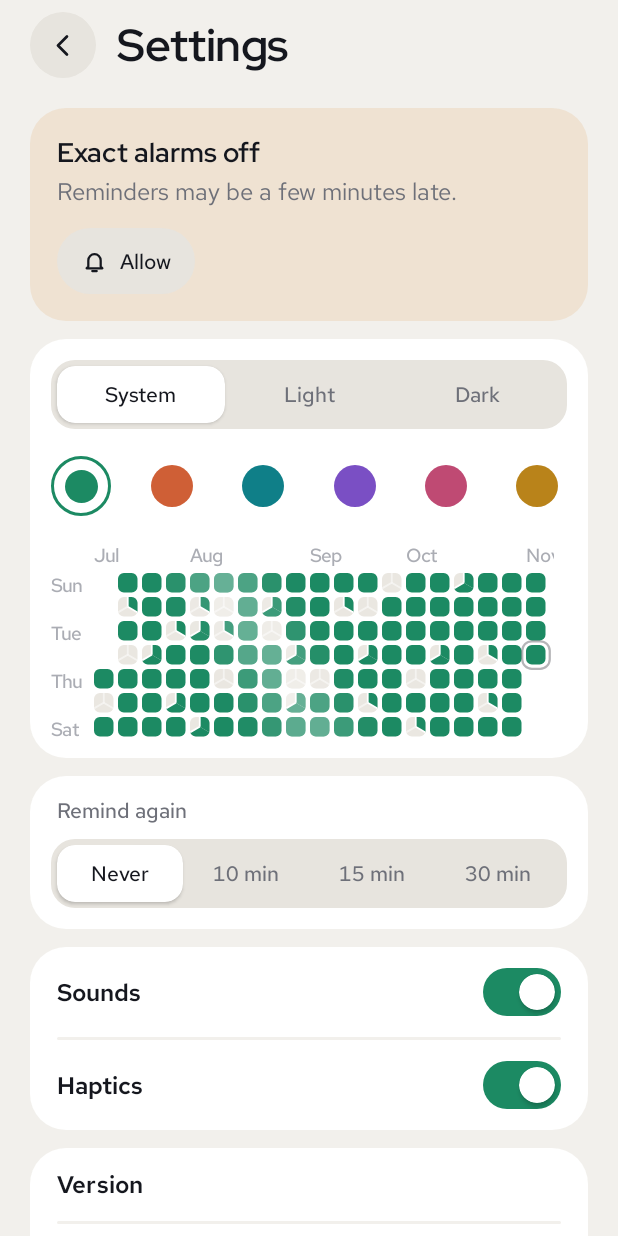
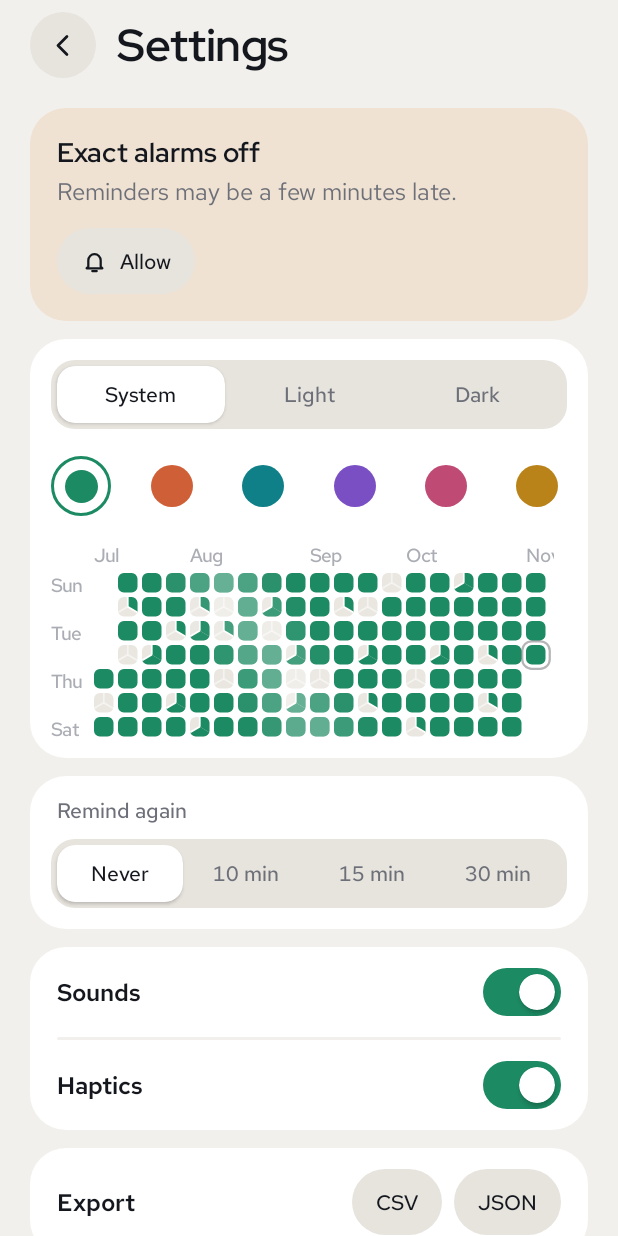
Before and after one commit to Sammeeeeeeee/p1ll, an Android app built with Jetpack Compose: the screen it shows after launch (MainActivity), after a tap on "Settings", on a phone screen of 412 x 824 dp. Run offline under Robolectric (Android 15) with nearby library versions, the phone set to English and light mode, and no system bars; our stand-ins replace Room's generated code; pictures from the network do not load.

Commit message:
Export data as CSV or JSON from Settings
Co-Authored-By: Claude Opus 5.5 <noreply@anthropic.com>
Claude-Session: https://claude.ai/code/session_01CAP7gUMG8owgvdeKpCmGoF

```diff
--- a/app/src/main/java/io/github/sammeeeeeeee/p1ll/data/Db.kt
+++ b/app/src/main/java/io/github/sammeeeeeeee/p1ll/data/Db.kt
@@ -41,6 +41,9 @@ interface DoseDao {
     @Query("SELECT * FROM doses ORDER BY day, minute")
     fun observeAll(): Flow<List<Dose>>
 
+    @Query("SELECT * FROM doses ORDER BY day, minute")
+    suspend fun all(): List<Dose>
+
     @Query("SELECT * FROM doses WHERE day BETWEEN :from AND :to")
     suspend fun between(from: Long, to: Long): List<Dose>
 
--- a/app/src/main/java/io/github/sammeeeeeeee/p1ll/ui/App.kt
+++ b/app/src/main/java/io/github/sammeeeeeeee/p1ll/ui/App.kt
@@ -165,7 +165,7 @@ fun App(vm: AppViewModel) {
                             nav.pop()
                         },
                     )
-                    Screen.Settings -> SettingsScreen(prefs, nav::pop) { vm.updatePrefs(it) }
+                    Screen.Settings -> SettingsScreen(prefs, nav::pop, vm::export) { vm.updatePrefs(it) }
                 }
             }
             openDay?.let { open ->
--- a/app/src/main/java/io/github/sammeeeeeeee/p1ll/ui/settings/SettingsScreen.kt
+++ b/app/src/main/java/io/github/sammeeeeeeee/p1ll/ui/settings/SettingsScreen.kt
@@ -44,6 +44,8 @@ import androidx.compose.ui.platform.LocalContext
 import androidx.compose.ui.unit.dp
 import androidx.lifecycle.compose.LifecycleResumeEffect
 import io.github.sammeeeeeeee.p1ll.BuildConfig
+import io.github.sammeeeeeeee.p1ll.data.Export
+import io.github.sammeeeeeeee.p1ll.data.ExportFormat
 import io.github.sammeeeeeeee.p1ll.data.Prefs
 import io.github.sammeeeeeeee.p1ll.data.ThemeMode
 import io.github.sammeeeeeeee.p1ll.domain.DayCell
@@ -68,7 +70,12 @@ import io.github.sammeeeeeeee.p1ll.ui.theme.Type
 import java.time.LocalDate
 
 @Composable
-fun SettingsScreen(prefs: Prefs, onBack: () -> Unit, onChange: ((Prefs) -> Prefs) -> Unit) {
+fun SettingsScreen(
+    prefs: Prefs,
+    onBack: () -> Unit,
+    onExport: (Uri, ExportFormat) -> Unit,
+    onChange: ((Prefs) -> Prefs) -> Unit,
+) {
     val c = P1ll.colors
     val context = LocalContext.current
     val feedback = LocalFeedback.current
@@ -85,6 +92,12 @@ fun SettingsScreen(prefs: Prefs, onBack: () -> Unit, onChange: ((Prefs) -> Prefs
     val health = remember(resumes) { Notifications.health(context) }
     val exactOk = remember(resumes) { Reminders.canExact(context) }
     val askNotifications = rememberLauncherForActivityResult(ActivityResultContracts.RequestPermission()) { resumes++ }
+    val exportCsv = rememberLauncherForActivityResult(ActivityResultContracts.CreateDocument(ExportFormat.CSV.mime)) { uri ->
+        uri?.let { onExport(it, ExportFormat.CSV) }
+    }
+    val exportJson = rememberLauncherForActivityResult(ActivityResultContracts.CreateDocument(ExportFormat.JSON.mime)) { uri ->
+        uri?.let { onExport(it, ExportFormat.JSON) }
+    }
 
     Column(
         Modifier
@@ -198,6 +211,16 @@ fun SettingsScreen(prefs: Prefs, onBack: () -> Unit, onChange: ((Prefs) -> Prefs
 
         Spacer(Modifier.height(12.dp))
         Surface(Modifier.enter(4)) {
+            SettingRow("Export") {
+                Row(horizontalArrangement = Arrangement.spacedBy(8.dp)) {
+                    GhostButton("CSV", { exportCsv.launch(Export.fileName(ExportFormat.CSV)) })
+                    GhostButton("JSON", { exportJson.launch(Export.fileName(ExportFormat.JSON)) })
+                }
+            }
+        }
+
+        Spacer(Modifier.height(12.dp))
+        Surface(Modifier.enter(5)) {
             SettingRow("Version") { Text(BuildConfig.VERSION_NAME, style = Type.label, color = c.ink2) }
             Divider()
             Box(
```
Also changed, not shown: app/src/main/java/io/github/sammeeeeeeee/p1ll/data/Export.kt (added, +78 -0 lines), app/src/main/java/io/github/sammeeeeeeee/p1ll/ui/AppViewModel.kt (+16 -0 lines), 3 other files.
